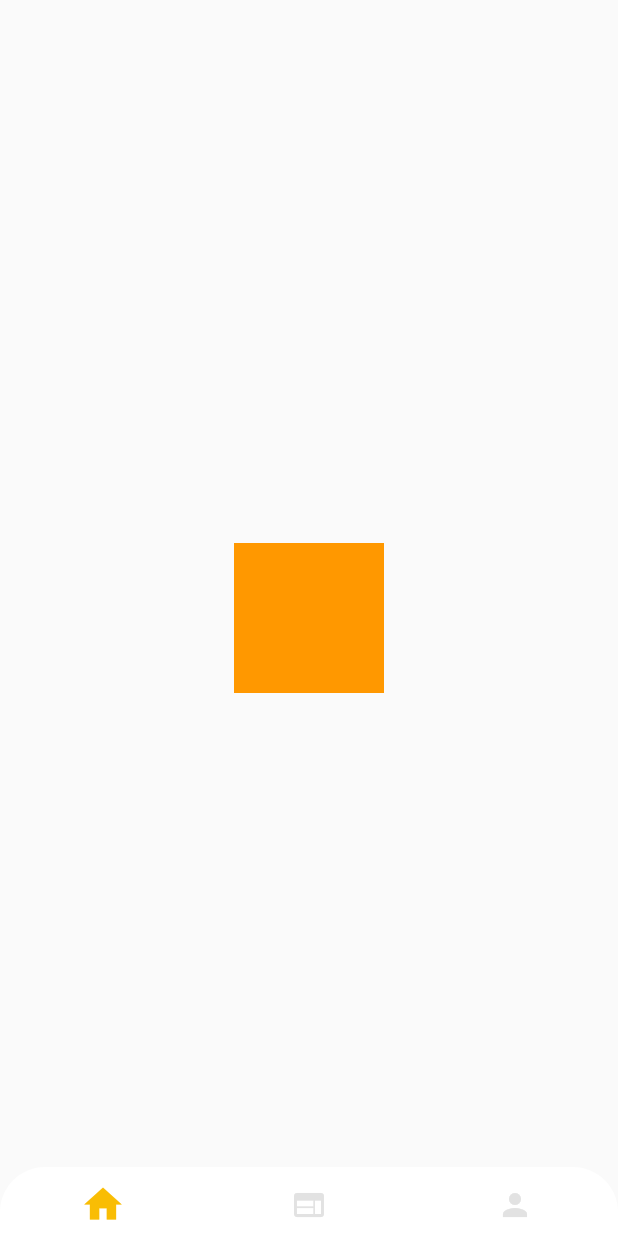
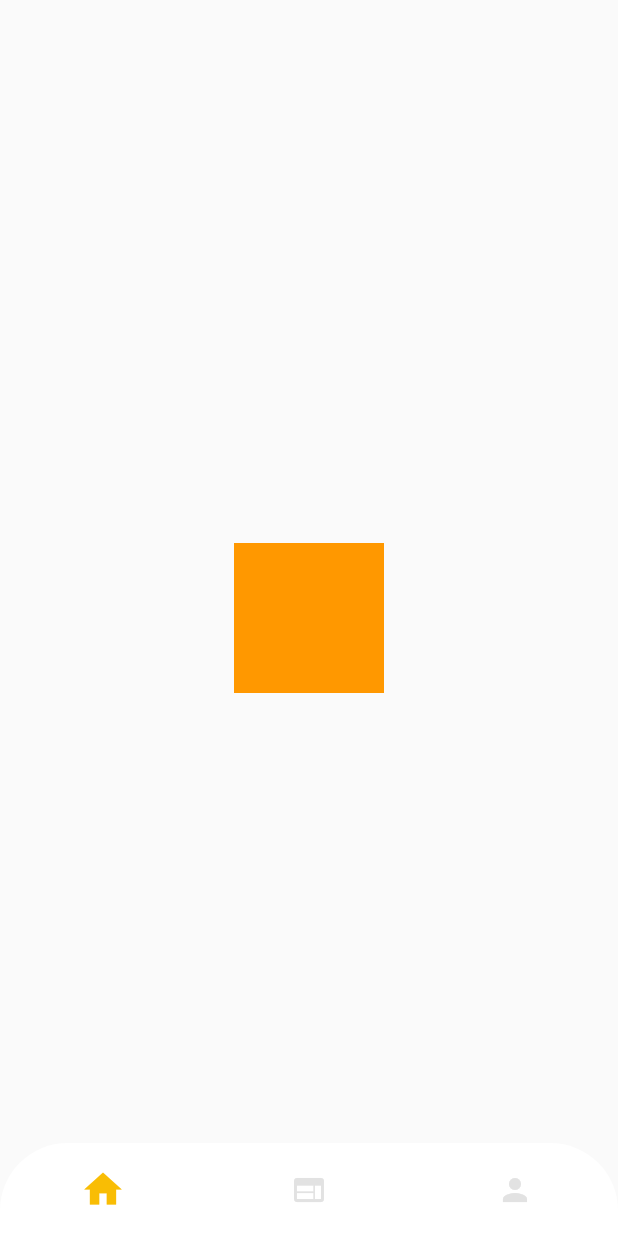
Before and after one commit to pawelsa/movie_app, a Flutter app: the screen it shows after launch, after a tap on the "home" icon, on a phone screen of 412 x 824 dp. Run offline on Flutter 3.47's test engine with Material 2 defaults, Android fonts, the phone set to English and light mode, and no system bars; our stand-ins replace floor, get_it, injectable, shared_preferences, sqflite; accounts and stored records are empty; generated files the repository leaves out were written again.

Commit message:
refactored bottom_navigation.dart to use provider

```diff
--- a/lib/main.dart
+++ b/lib/main.dart
@@ -7,7 +7,8 @@ import 'package:movie_app/screen/app/app_provider.dart';
 import 'package:movie_app/screen/app/translations_provider.dart';
 import 'package:movie_app/screen/splash_screen/splash_screen_page.dart';
 import 'package:movie_app/translations/translations.dart';
-import 'package:movie_app/widgets/bottom_navigation.dart';
+import 'package:movie_app/widgets/bottom_navigation/bottom_navigation.dart';
+import 'package:movie_app/widgets/bottom_navigation/bottom_navigation_provider.dart';
 import 'package:movie_app/widgets/conditional.dart';
 import 'package:provider/provider.dart';
 
@@ -98,8 +99,6 @@ class MyHomePage extends StatefulWidget {
 }
 
 class _MyHomePageState extends State<MyHomePage> {
-  int _currentPage = 0;
-
   final List pages = [
     Center(
       child: Container(
@@ -130,6 +129,19 @@ class _MyHomePageState extends State<MyHomePage> {
         decoration: BoxDecoration(
           gradient: AppColors.backgroundGradient,
         ),
+        child: Container(
+          width: 300,
+          height: 100,
+          child: MaterialButton(
+            onPressed: () {
+              final bottomNavigationProvider =
+                  getIt<BottomNavigationProvider>();
+              bottomNavigationProvider.isVisible =
+                  !bottomNavigationProvider.isVisible;
+            },
+            child: Text("Press me to hide/show bottom navigation bar"),
+          ),
+        ),
       ),
     )
   ];
@@ -138,28 +150,28 @@ class _MyHomePageState extends State<MyHomePage> {
   Widget build(BuildContext context) {
     strings = Translations.of(context);
     return Scaffold(
-      body: Stack(
+      body: ChangeNotifierProvider.value(
+        value: getIt<BottomNavigationProvider>(),
+        child: Consumer<BottomNavigationProvider>(
+            builder: (_, bottomNavigationProvider, child) {
+              return Stack(
                 children: [
-          pages[_currentPage],
-          Align(
+                  pages[bottomNavigationProvider.currentlySelected],
+                  child,
+                ],
+              );
+            },
+            child: Align(
               alignment: Alignment.bottomCenter,
               child: BottomNavigation(
-              onPressed: (index) {
-                if (index != _currentPage) {
-                  setState(() {
-                    _currentPage = index;
-                  });
-                }
-              },
-              currentIndex: _currentPage,
+                startIndex: getIt<BottomNavigationProvider>().currentlySelected,
                 items: [
                   BottomNavigationItemData(Icons.home),
                   BottomNavigationItemData(Icons.web),
                   BottomNavigationItemData(Icons.person)
                 ],
               ),
-          )
-        ],
+            )),
       ),
     );
   }
--- a/lib/resources/dimen.dart
+++ b/lib/resources/dimen.dart
@@ -1,8 +1,9 @@
 class Dimen {
-  static const double bottomNavigationCornerRadius = 30.0;
-  static const double bottomNavigationTopPadding = 10.0;
-  static const double bottomNavigationBottomPadding = 6.0;
+  static const double bottomNavigationCornerRadius = 45.0;
+  static const double bottomNavigationTopPadding = 16.0;
+  static const double bottomNavigationBottomPadding = 16.0;
   static const double bottomNavigationElevation = 8.0;
+  static const double bottomNavigationRippleRadius = 24.0;
   static const double iconSize = 24.0;
   static const double selectedBottomNavigationBarIconSize = 30.0;
 }
--- a/lib/widgets/bottom_navigation.dart
+++ /dev/null
@@ -1,182 +0,0 @@
-import 'package:flutter/material.dart';
-import 'package:movie_app/resources/dimen.dart';
-
-class BottomNavigationItemData {
-  final IconData icon;
-  final String label;
-
-  BottomNavigationItemData(this.icon, [this.label]);
-}
-
-class BottomNavigation extends StatefulWidget {
-  final List<BottomNavigationItemData> items;
-  final Function(int) onPressed;
-  final int currentIndex;
-  final double iconSize;
-  final Color backgroundColor;
-
-  const BottomNavigation({
-    Key key,
-    this.items,
-    this.onPressed,
-    this.currentIndex,
-    this.backgroundColor,
-    double iconSize,
-  })  : this.iconSize = iconSize ?? Dimen.iconSize,
-        super(key: key);
-
-  @override
-  _BottomNavigationState createState() => _BottomNavigationState();
-}
-
-class _BottomNavigationState extends State<BottomNavigation>
-    with TickerProviderStateMixin {
-  List<AnimationController> _animationControllers;
-  List<Animation> _animations;
-
-  @override
-  void initState() {
-    super.initState();
-    _animationControllers =
-        List<AnimationController>.generate(widget.items.length, (int index) {
-      return AnimationController(
-        duration: kThemeAnimationDuration,
-        vsync: this,
-      )..addListener(_rebuild);
-    });
-    _animations =
-        List<CurvedAnimation>.generate(widget.items.length, (int index) {
-      return CurvedAnimation(
-        parent: _animationControllers[index],
-        curve: Curves.fastOutSlowIn,
-        reverseCurve: Curves.fastOutSlowIn.flipped,
-      );
-    });
-    _animationControllers[widget.currentIndex].value = 1.0;
-  }
-
-  @override
-  void didUpdateWidget(covariant BottomNavigation oldWidget) {
-    super.didUpdateWidget(oldWidget);
-
-    if (widget.currentIndex != oldWidget.currentIndex) {
-      _animationControllers[oldWidget.currentIndex].reverse();
-      _animationControllers[widget.currentIndex].forward();
-    }
-  }
-
-  @override
-  Widget build(BuildContext context) {
-    final theme = Theme.of(context);
-    final minHeight =
-        theme.bottomNavigationBarTheme.selectedIconTheme.size +
-            Dimen.bottomNavigationBottomPadding +
-            Dimen.bottomNavigationTopPadding;
-    return ConstrainedBox(
-      constraints: BoxConstraints(minHeight: minHeight),
-      child: Container(
-        decoration: BoxDecoration(
-          color: widget.backgroundColor ?? theme.backgroundColor,
-          borderRadius: BorderRadius.only(
-            topLeft: Radius.circular(Dimen.bottomNavigationCornerRadius),
-            topRight: Radius.circular(Dimen.bottomNavigationCornerRadius),
-          ),
-        ),
-        child: Padding(
-          padding: const EdgeInsets.only(
-            top: Dimen.bottomNavigationTopPadding,
-            bottom: Dimen.bottomNavigationBottomPadding,
-          ),
-          child: Row(
-            mainAxisAlignment: MainAxisAlignment.spaceBetween,
-            children: _buildItems(),
-          ),
-        ),
-      ),
-    );
-  }
-
-  List<Widget> _buildItems() {
-    final List<Widget> widgets = [];
-    final theme = Theme.of(context).bottomNavigationBarTheme;
-    widget.items.asMap().forEach((index, value) {
-      widgets.add(
-        Expanded(
-          child: _BottomNavigationItem(
-            index: index,
-            colorTween: ColorTween(
-              begin: theme.unselectedItemColor,
-              end: theme.selectedItemColor,
-            ),
-            onTap: widget.onPressed,
-            icon: value.icon,
-            label: value.label,
-            iconSize: widget.iconSize,
-            animation: _animations[index],
-            selectedIconTheme: theme.selectedIconTheme,
-            unselectedIconTheme: theme.unselectedIconTheme,
-          ),
-        ),
-      );
-    });
-    return widgets;
-  }
-
-  void _rebuild() => setState(() {});
-}
-
-class _BottomNavigationItem extends StatelessWidget {
-  final IconData icon;
-  final String label;
-  final ColorTween colorTween;
-  final Function(int) onTap;
-  final int index;
-  final Animation<double> animation;
-  final IconThemeData unselectedIconTheme;
-  final IconThemeData selectedIconTheme;
-  final double iconSize;
-
-  const _BottomNavigationItem({
-    Key key,
-    this.icon,
-    this.label,
-    this.colorTween,
-    this.onTap,
-    this.index,
-    this.animation,
-    this.iconSize,
-    this.unselectedIconTheme,
-    this.selectedIconTheme,
-  }) : super(key: key);
-
-  @override
-  Widget build(BuildContext context) {
-    final Color iconColor = colorTween.evaluate(animation);
-    final IconThemeData defaultIconTheme = IconThemeData(
-      color: iconColor,
-      size: iconSize,
-    );
-    final IconThemeData iconThemeData = IconThemeData.lerp(
-      defaultIconTheme.merge(unselectedIconTheme),
-      defaultIconTheme.merge(selectedIconTheme),
-      animation.value,
-    );
-
-    return Container(
-      child: InkResponse(
-        onTap: () => onTap(index),
-        child: Column(
-          mainAxisSize: MainAxisSize.min,
-          crossAxisAlignment: CrossAxisAlignment.center,
-          children: [
-            IconTheme(
-              data: iconThemeData,
-              child: Icon(icon),
-            ),
-            if (label != null) Text(label),
-          ],
-        ),
-      ),
-    );
-  }
-}
--- /dev/null
+++ b/lib/widgets/bottom_navigation/bottom_navigation.dart
@@ -0,0 +1,211 @@
+import 'package:flutter/material.dart';
+import 'package:movie_app/resources/dimen.dart';
+import 'package:movie_app/widgets/bottom_navigation/bottom_navigation_provider.dart';
+import 'package:provider/provider.dart';
+
+class BottomNavigationItemData {
+  final IconData icon;
+  final String label;
+
+  BottomNavigationItemData(this.icon, [this.label]);
+}
+
+class BottomNavigation extends StatefulWidget {
+  final List<BottomNavigationItemData> items;
+  final double iconSize;
+  final Color backgroundColor;
+  final int startIndex;
+
+  const BottomNavigation({
+    Key key,
+    this.items,
+    this.backgroundColor,
+    this.startIndex,
+    double iconSize,
+  })  : this.iconSize = iconSize ?? Dimen.iconSize,
+        super(key: key);
+
+  @override
+  _BottomNavigationState createState() => _BottomNavigationState();
+}
+
+class _BottomNavigationState extends State<BottomNavigation>
+    with TickerProviderStateMixin {
+  AnimationController _visibilityController;
+  Animation<Offset> _visibilityAnimation;
+  List<AnimationController> _animationControllers;
+  List<Animation> _animations;
+  int _currentIndex;
+  bool _isVisible = true;
+
+  @override
+  void initState() {
+    super.initState();
+    _currentIndex = widget.startIndex;
+    _animationControllers =
+        List<AnimationController>.generate(widget.items.length, (int index) {
+      return AnimationController(
+        duration: kThemeAnimationDuration,
+        vsync: this,
+      )..addListener(_rebuild);
+    });
+    _animations =
+        List<CurvedAnimation>.generate(widget.items.length, (int index) {
+      return CurvedAnimation(
+        parent: _animationControllers[index],
+        curve: Curves.fastOutSlowIn,
+        reverseCurve: Curves.fastOutSlowIn.flipped,
+      );
+    });
+    _animationControllers[_currentIndex].value = 1.0;
+
+    _visibilityController = AnimationController(
+      duration: kThemeAnimationDuration,
+      vsync: this,
+    );
+    _visibilityAnimation = Tween<Offset>(begin: Offset.zero, end: Offset(0, 1))
+        .animate(_visibilityController);
+  }
+
+  void updateWidget(int newPosition, bool isVisible) {
+    if (_currentIndex != newPosition) {
+      _animationControllers[_currentIndex].reverse();
+      _animationControllers[newPosition].forward();
+      _currentIndex = newPosition;
+    }
+    if (_isVisible != isVisible) {
+      if (isVisible) {
+        _visibilityController.reverse();
+      } else {
+        _visibilityController.forward();
+      }
+      _isVisible = isVisible;
+    }
+  }
+
+  @override
+  Widget build(BuildContext context) {
+    final theme = Theme.of(context);
+    final minHeight = theme.bottomNavigationBarTheme.selectedIconTheme.size +
+        Dimen.bottomNavigationBottomPadding +
+        Dimen.bottomNavigationTopPadding;
+
+    return SlideTransition(
+      position: _visibilityAnimation,
+      child: Container(
+        height: minHeight,
+        child: Material(
+          borderRadius: BorderRadius.only(
+            topLeft: Radius.circular(Dimen.bottomNavigationCornerRadius),
+            topRight: Radius.circular(Dimen.bottomNavigationCornerRadius),
+          ),
+          color: widget.backgroundColor ?? theme.backgroundColor,
+          child: Padding(
+            padding: const EdgeInsets.only(
+              top: Dimen.bottomNavigationTopPadding,
+              bottom: Dimen.bottomNavigationBottomPadding,
+            ),
+            child: Consumer<BottomNavigationProvider>(
+              builder: (_, provider, __) {
+                updateWidget(provider.currentlySelected, provider.isVisible);
+                return Row(
+                  mainAxisAlignment: MainAxisAlignment.spaceBetween,
+                  children: _buildItems(provider),
+                );
+              },
+            ),
+          ),
+        ),
+      ),
+    );
+  }
+
+  List<Widget> _buildItems(BottomNavigationProvider provider) {
+    final List<Widget> widgets = [];
+    final theme = Theme.of(context).bottomNavigationBarTheme;
+
+    final colorTween = ColorTween(
+      begin: theme.unselectedItemColor,
+      end: theme.selectedItemColor,
+    );
+
+    widget.items.asMap().forEach((index, value) {
+      final animation = _animations[index];
+      final Color iconColor = colorTween.evaluate(animation);
+      final IconThemeData defaultIconTheme = IconThemeData(
+        color: iconColor,
+        size: widget.iconSize,
+      );
+      final theme = Theme.of(context).bottomNavigationBarTheme;
+      final IconThemeData iconThemeData = IconThemeData.lerp(
+        defaultIconTheme.merge(theme.unselectedIconTheme),
+        defaultIconTheme.merge(theme.selectedIconTheme),
+        animation.value,
+      );
+
+      widgets.add(
+        Expanded(
+          child: _BottomNavigationItem(
+            index: index,
+            colorTween: colorTween,
+            onTap: (index) {
+              provider.currentlySelected = index;
+            },
+            icon: value.icon,
+            label: value.label,
+            iconSize: widget.iconSize,
+            animation: animation,
+            iconThemeData: iconThemeData,
+          ),
+        ),
+      );
+    });
+    return widgets;
+  }
+
+  void _rebuild() => setState(() {});
+}
+
+class _BottomNavigationItem extends StatelessWidget {
+  final IconData icon;
+  final String label;
+  final ColorTween colorTween;
+  final Function(int) onTap;
+  final int index;
+  final Animation<double> animation;
+  final double iconSize;
+  final IconThemeData iconThemeData;
+
+  const _BottomNavigationItem(
+      {Key key,
+      this.icon,
+      this.label,
+      this.colorTween,
+      this.onTap,
+      this.index,
+      this.animation,
+      this.iconSize,
+      this.iconThemeData})
+      : super(key: key);
+
+  @override
+  Widget build(BuildContext context) {
+    return Container(
+      child: InkResponse(
+        radius: Dimen.bottomNavigationRippleRadius,
+        onTap: () => onTap(index),
+        child: Column(
+          mainAxisSize: MainAxisSize.min,
+          crossAxisAlignment: CrossAxisAlignment.center,
+          children: [
+            IconTheme(
+              data: iconThemeData,
+              child: Icon(icon),
+            ),
+            if (label != null) Text(label),
+          ],
+        ),
+      ),
+    );
+  }
+}
--- /dev/null
+++ b/lib/widgets/bottom_navigation/bottom_navigation_provider.dart
@@ -0,0 +1,26 @@
+import 'package:flutter/foundation.dart';
+import 'package:injectable/injectable.dart';
+
+@singleton
+class BottomNavigationProvider extends ChangeNotifier {
+  bool _isVisible = true;
+  int _currentlySelected = 0;
+
+  set isVisible(bool isVisible) {
+    if (_isVisible != isVisible) {
+      _isVisible = isVisible;
+      notifyListeners();
+    }
+  }
+
+  bool get isVisible => _isVisible;
+
+  set currentlySelected(int selected) {
+    if (currentlySelected != selected) {
+      _currentlySelected = selected;
+      notifyListeners();
+    }
+  }
+
+  int get currentlySelected => _currentlySelected;
+}
```
Also changed, not shown: lib/dependencies/injection.config.dart, 1 other file. Lines whose indentation alone changed are shown as unchanged.
